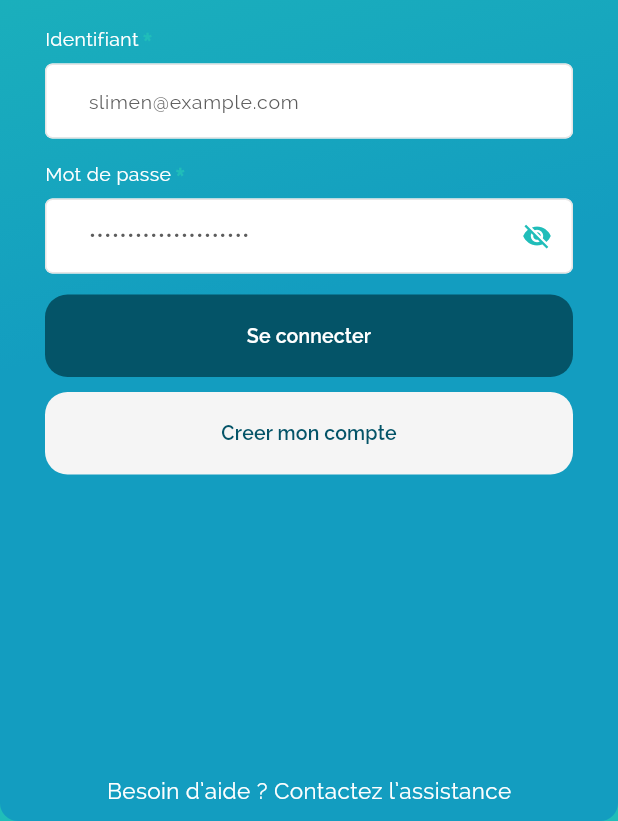
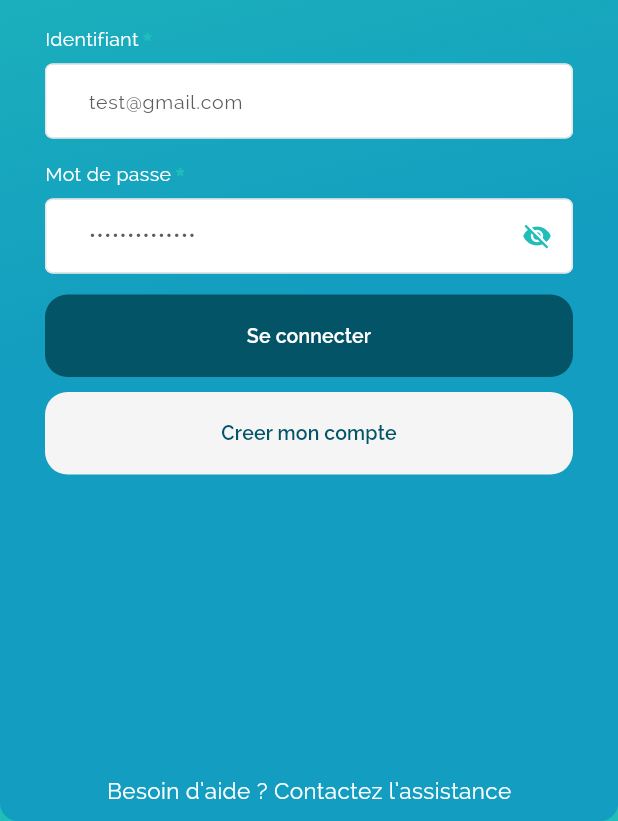
Before and after one commit to mahamani2001/pfee, a Flutter app: the screen it shows after launch, on a phone screen of 412 x 824 dp, the part 415-1236 px from its top. Run offline on Flutter 3.47's test engine with Material 3 defaults, Android fonts, the phone set to English and light mode, and no system bars; our stand-ins replace another_flushbar, connectivity_plus, convert, dio, file_picker, firebase_core and 16 more; missing offline and left inert: cryptography, encrypt, flutter_sound, flutter_webrtc, tflite_flutter; accounts and stored records are empty; project files that could hold a hidden picture were left out.

Commit message:
update text

```diff
--- a/lib/screens/authentification/login.dart
+++ b/lib/screens/authentification/login.dart
@@ -24,9 +24,9 @@ class Login extends StatefulWidget {
 class _LoginState extends State<Login> {
   final GlobalKey<FormState> _formKey = GlobalKey<FormState>();
   final TextEditingController _emailController = TextEditingController(
-      text: "slimen@example.com"); //test@gmail.com slimen@example.com
+      text: "test@gmail.com"); //test@gmail.com slimen@example.com
   final TextEditingController _passwordController = TextEditingController(
-      text: "nouveauMotDePasse1234"); //MAHAmani180801 nouveauMotDePasse1234
+      text: "MAHAmani180801"); //MAHAmani180801 nouveauMotDePasse1234
   bool _obscurePwd = true, ispressed = false;
   String customerID = '';
   bool showError = false;
```
Also changed, not shown: lib/screens/calendar/calednar_info.dart (+17 -8 lines).
